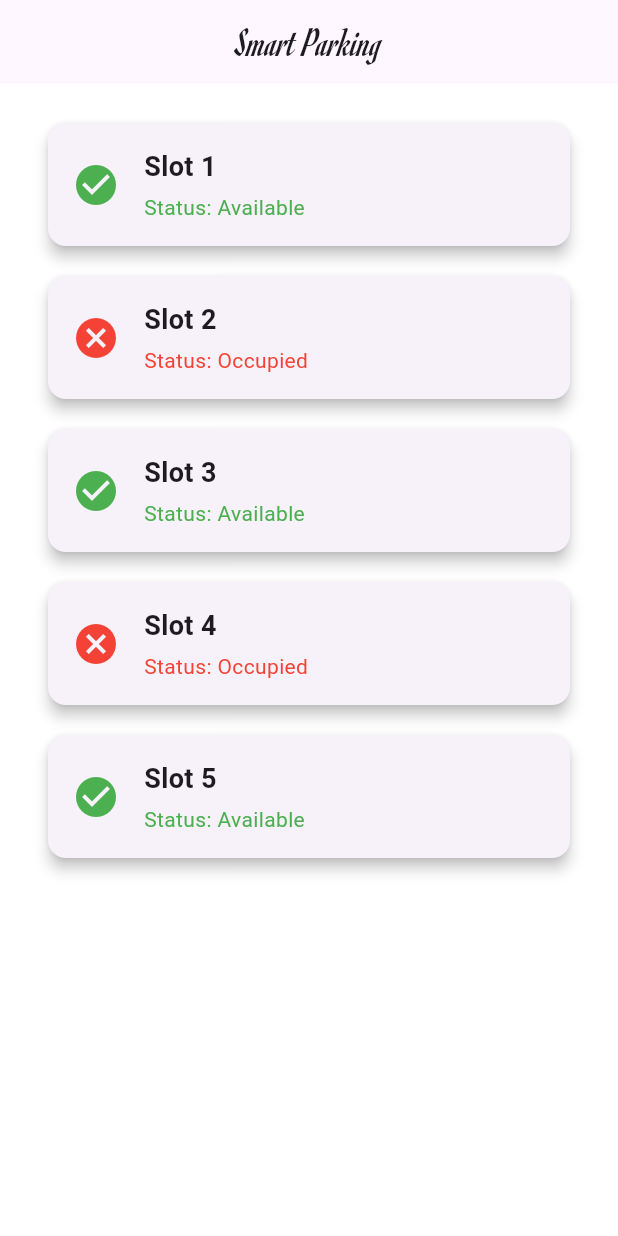
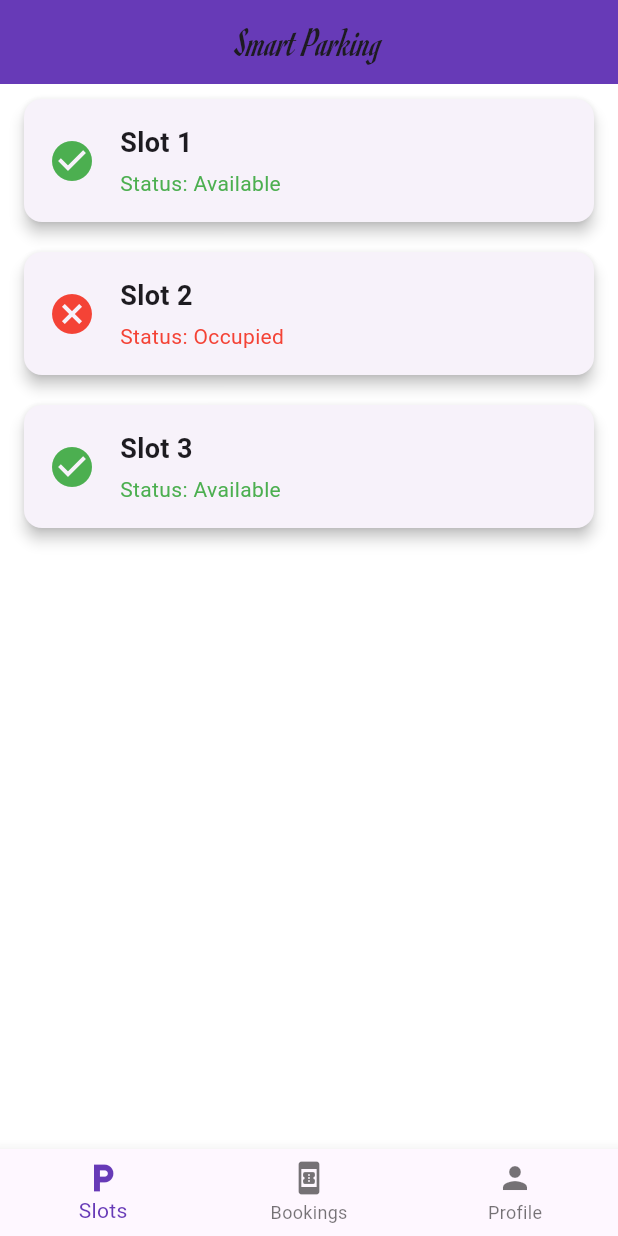
Before and after one commit to 12Omega/sprint2_dashboard, a Flutter app: the screen it shows after launch, on a phone screen of 412 x 824 dp. Run offline on Flutter 3.47's test engine with Material 3 defaults, Android fonts, the phone set to English and light mode, and no system bars.

Commit message:
Commit 4: Added BottomNavigationBar with Slots, Bookings, Profile pages

```diff
--- a/lib/screens/home_screen.dart
+++ b/lib/screens/home_screen.dart
@@ -1,8 +1,27 @@
 import 'package:flutter/material.dart';
-import '../widgets/slot_card.dart';
+import 'package:sprint2_dashbaord/widgets/slot_card.dart';
 
-class HomeScreen extends StatelessWidget {
+class HomeScreen extends StatefulWidget {
   const HomeScreen({super.key});
+
+  @override
+  State<HomeScreen> createState() => _HomeScreenState();
+}
+
+class _HomeScreenState extends State<HomeScreen> {
+  int _selectedIndex = 0;
+
+  static final List<Widget> _pages = <Widget>[
+    const SlotListPage(),
+    const Center(child: Text('Bookings Page')),
+    const Center(child: Text('Profile Page')),
+  ];
+
+  void _onItemTapped(int index) {
+    setState(() {
+      _selectedIndex = index;
+    });
+  }
 
   @override
   Widget build(BuildContext context) {
@@ -13,21 +32,55 @@ class HomeScreen extends StatelessWidget {
           style: TextStyle(
             fontFamily: 'Romanesco',
             fontSize: 28,
-            fontWeight: FontWeight.w400,
           ),
         ),
         centerTitle: true,
+        backgroundColor: Colors.deepPurple,
       ),
-      body: ListView.builder(
-        padding: const EdgeInsets.all(16),
-        itemCount: 5,
-        itemBuilder: (context, index) {
-          return SlotCard(
-            slotNumber: index + 1,
-            status: index % 2 == 0 ? 'Available' : 'Occupied',
-          );
-        },
+      body: _pages[_selectedIndex],
+      bottomNavigationBar: BottomNavigationBar(
+        currentIndex: _selectedIndex,
+        onTap: _onItemTapped,
+        selectedItemColor: Colors.deepPurple,
+        items: const [
+          BottomNavigationBarItem(
+            icon: Icon(Icons.local_parking),
+            label: 'Slots',
+          ),
+          BottomNavigationBarItem(
+            icon: Icon(Icons.book_online),
+            label: 'Bookings',
+          ),
+          BottomNavigationBarItem(
+            icon: Icon(Icons.person),
+            label: 'Profile',
+          ),
+        ],
       ),
     );
   }
 }
+
+class SlotListPage extends StatelessWidget {
+  const SlotListPage({super.key});
+
+  @override
+  Widget build(BuildContext context) {
+    // Dummy data — we’ll replace this in a later commit with real logic
+    final List<Map<String, dynamic>> slots = [
+      {'slotNumber': 1, 'status': 'Available'},
+      {'slotNumber': 2, 'status': 'Occupied'},
+      {'slotNumber': 3, 'status': 'Available'},
+    ];
+
+    return ListView.builder(
+      itemCount: slots.length,
+      itemBuilder: (context, index) {
+        return SlotCard(
+          slotNumber: slots[index]['slotNumber'],
+          status: slots[index]['status'],
+        );
+      },
+    );
+  }
+}
```
